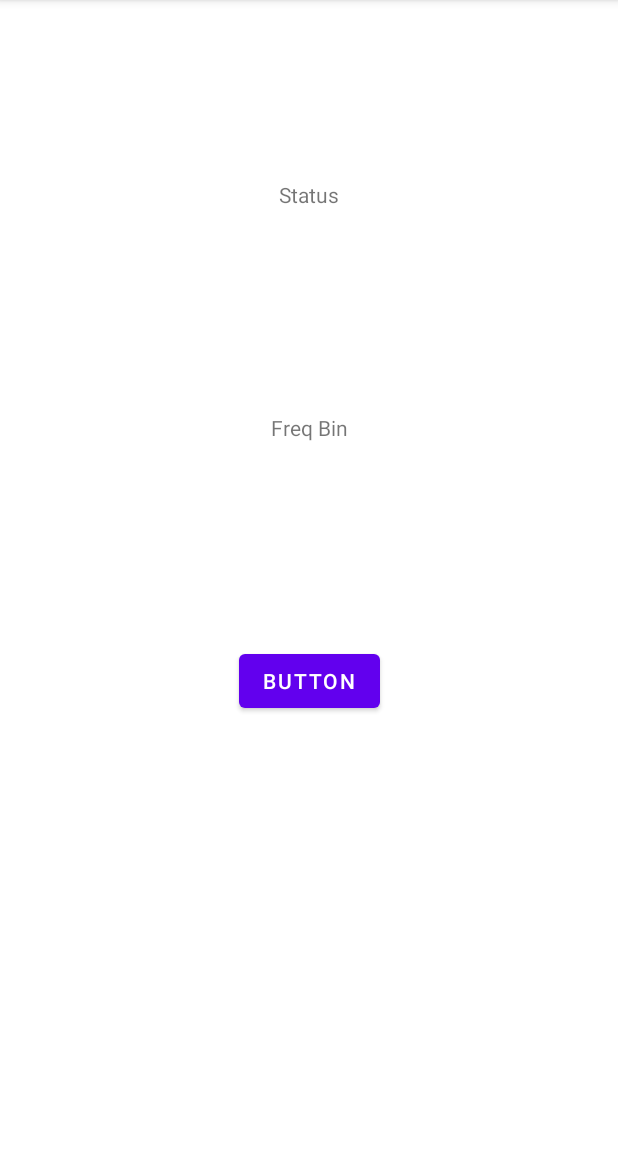
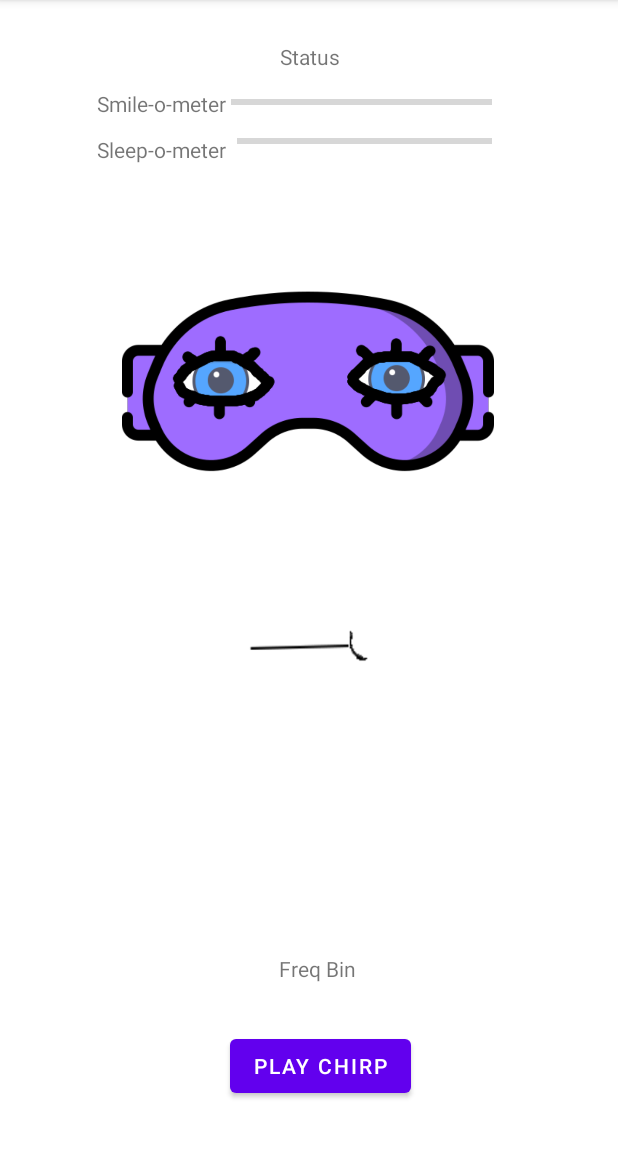
Before and after one commit to avijit-2001/Smile-Detection, an Android app: the screen it shows after launch (MainActivity), on a phone screen of 412 x 824 dp, the part 84-1236 px from its top. Run offline under Robolectric (Android 15) with nearby library versions, the phone set to English and light mode, and no system bars; libraries missing offline, so code that uses them is left out: com.github.psambit9791.jdsp, org.apache.commons.

Commit message:
Updated Interface

```diff
--- a/app/src/main/java/com/example/smiledetection/MainActivity.java
+++ b/app/src/main/java/com/example/smiledetection/MainActivity.java
@@ -10,11 +10,14 @@ import android.media.AudioFormat;
 import android.media.AudioManager;
 import android.media.AudioRecord;
 import android.media.AudioTrack;
+import android.media.MediaPlayer;
 import android.media.MediaRecorder;
 import android.os.Build;
 import android.os.Bundle;
 import android.util.Log;
 import android.widget.Button;
+import android.widget.ImageView;
+import android.widget.ProgressBar;
 import android.widget.TextView;
 
 @RequiresApi(api = Build.VERSION_CODES.R)
@@ -44,6 +47,9 @@ public class MainActivity extends AppCompatActivity {
     //Display
     TextView textView;
     TextView freqBin;
+    ImageView sleepTracker, smileTracker;
+    MediaPlayer md;
+    ProgressBar smilometer, sleepometer;
 
     // CIRCULAR BUFFER
     private CircularBuffer circularBuffer = new CircularBuffer(BUFFER_SIZE);
@@ -56,6 +62,10 @@ public class MainActivity extends AppCompatActivity {
     private static final int WRITE_EXTERNAL_STORAGE_PERMISSION = 200;
 
 
+
+    //Counters
+    int SmileCounter=0, SleepCounter=0;
+    // Data Storage
 
     // PERMISSIONS
     private final String [] permissions = {Manifest.permission.RECORD_AUDIO,
@@ -157,6 +167,14 @@ public class MainActivity extends AppCompatActivity {
                     textView.post(new Runnable() {
                         public void run() {
                             textView.setText("Sleeping");
+                            sleepTracker.setImageResource(R.drawable.sleep);
+                            smileTracker.setImageResource(R.drawable.normal);
+                            if(md==null)
+                            md=MediaPlayer.create(getApplicationContext(), R.raw.sleepy);
+                            md.start();
+                            SleepCounter++;
+                            smilometer.setProgress(SleepCounter);
+
                         }
                     });
                 }
@@ -164,6 +182,10 @@ public class MainActivity extends AppCompatActivity {
                     textView.post(new Runnable() {
                         public void run() {
                             textView.setText("Smiling");
+                            sleepTracker.setImageResource(R.drawable.awake);
+                            smileTracker.setImageResource(R.drawable.smile);
+                            SmileCounter++;
+                            smilometer.setProgress(SmileCounter);
                         }
                     });
                 }
@@ -171,6 +193,8 @@ public class MainActivity extends AppCompatActivity {
                     textView.post(new Runnable() {
                         public void run() {
                             textView.setText("Status");
+                            sleepTracker.setImageResource(R.drawable.awake);
+                            smileTracker.setImageResource(R.drawable.normal);
                         }
                     });
                 }
@@ -198,6 +222,12 @@ public class MainActivity extends AppCompatActivity {
 
         textView = findViewById(R.id.textView);
         freqBin = findViewById(R.id.freqBin);
+        sleepTracker=(ImageView)findViewById(R.id.sleep);
+        sleepTracker.setImageResource(R.drawable.awake);
+        smileTracker=(ImageView)findViewById(R.id.smile);
+        smileTracker.setImageResource(R.drawable.normal);
+        smilometer=(ProgressBar)findViewById(R.id.progressBarsmile);
+        sleepometer=(ProgressBar)findViewById(R.id.progressBarsleep);
 
         Button playChirp;
         playChirp = findViewById(R.id.playChirp);
@@ -226,4 +256,5 @@ public class MainActivity extends AppCompatActivity {
         if(recorder != null)
             recorder.release();
     }
+
 }
--- a/app/src/main/java/com/example/smiledetection/SignalProcessor.java
+++ b/app/src/main/java/com/example/smiledetection/SignalProcessor.java
@@ -1,14 +1,24 @@
 package com.example.smiledetection;
 
+import android.content.Context;
+import android.os.Environment;
 import android.util.Log;
 import android.widget.TextView;
+
+import androidx.appcompat.app.AppCompatActivity;
 
 import com.github.psambit9791.jdsp.transform.DiscreteFourier;
 import com.github.psambit9791.jdsp.transform.Hilbert;
 
 import org.apache.commons.math3.complex.Complex;
 
-public class SignalProcessor {
+import java.io.BufferedWriter;
+import java.io.File;
+import java.io.FileWriter;
+import java.io.IOException;
+import java.io.OutputStreamWriter;
+
+public class SignalProcessor extends AppCompatActivity {
 
     private int SAMPLE_LENGTH = 2048;
     private int NUMBER_OF_INITIAL = 5;
@@ -29,6 +39,9 @@ public class SignalProcessor {
     private double var;
     private boolean BinInitialized= false;
     private boolean ThresInitialized = false;
+
+    //Write to file
+    String filename="SleepSmile.txt", path="SmileDetection", content="";
 
 
     public SignalProcessor(){
@@ -100,6 +113,7 @@ public class SignalProcessor {
         }
         //Log.e("SignalDimension", String.format("%d x %d",analyticSample.length, analyticSample[0].length));
         Log.e("SignalDistance", String.format("amplitude: %f, phase: %f, distance: %f", amplitude, angle, distCur));
+        getFileTxt(amplitude+","+angle,"SmileSleep.txt");
     }
 
     //double[][] pointIQplane		//global variable, initialize it to size of 50
@@ -309,4 +323,30 @@ public class SignalProcessor {
 
         return centroid;
     }
+    private void getFileTxt(String content,String filename)
+    {
+        File txt=null;
+        try {
+            //Log.e("path123","welcome");
+            FileWriter fw=null;
+            BufferedWriter bw = null;
+            File directory = SignalProcessor.this.getExternalFilesDir(Environment.DIRECTORY_DOWNLOADS);
+            Log.e("path123",""+directory);
+            txt = new File(directory, filename+".txt");
+            Log.d("path",""+txt.exists());
+            if (!txt.exists()) {
+                txt.createNewFile();
+            }
+            fw = new FileWriter(txt.getAbsolutePath(), true);
+            bw= new BufferedWriter(fw);
+            bw.write(content);
+            bw.close();
+
+
+        }catch(Exception e) {
+            //ok
+
+        }
+    }
+
 }
--- a/app/src/main/res/layout/activity_main.xml
+++ b/app/src/main/res/layout/activity_main.xml
@@ -10,19 +10,46 @@
         android:id="@+id/playChirp"
         android:layout_width="wrap_content"
         android:layout_height="wrap_content"
-        android:text="Button"
+        android:text="Play Chirp"
         app:layout_constraintBottom_toBottomOf="parent"
         app:layout_constraintEnd_toEndOf="parent"
+        app:layout_constraintHorizontal_bias="0.526"
         app:layout_constraintStart_toStartOf="parent"
-        app:layout_constraintTop_toBottomOf="@+id/textView" />
+        app:layout_constraintTop_toBottomOf="@+id/textView"
+        app:layout_constraintVertical_bias="0.95" />
 
     <TextView
         android:id="@+id/textView"
         android:layout_width="wrap_content"
         android:layout_height="wrap_content"
-        android:layout_marginTop="120dp"
+        android:layout_marginTop="28dp"
         android:text="Status"
         app:layout_constraintEnd_toEndOf="parent"
+        app:layout_constraintHorizontal_bias="0.501"
+        app:layout_constraintStart_toStartOf="parent"
+        app:layout_constraintTop_toTopOf="parent" />
+
+    <TextView
+        android:id="@+id/sleepometer"
+        android:layout_width="wrap_content"
+        android:layout_height="wrap_content"
+        android:layout_marginTop="80dp"
+        android:text="Sleep-o-meter"
+        app:layout_constraintBottom_toTopOf="@+id/sleep"
+        app:layout_constraintEnd_toEndOf="parent"
+        app:layout_constraintHorizontal_bias="0.198"
+        app:layout_constraintStart_toStartOf="parent"
+        app:layout_constraintTop_toTopOf="parent" />
+
+    <TextView
+        android:id="@+id/smilometer"
+        android:layout_width="wrap_content"
+        android:layout_height="wrap_content"
+        android:layout_marginTop="48dp"
+        android:text="Smile-o-meter"
+        app:layout_constraintBottom_toTopOf="@+id/sleepometer"
+        app:layout_constraintEnd_toEndOf="parent"
+        app:layout_constraintHorizontal_bias="0.198"
         app:layout_constraintStart_toStartOf="parent"
         app:layout_constraintTop_toTopOf="parent" />
 
@@ -33,7 +60,61 @@
         android:text="Freq Bin"
         app:layout_constraintBottom_toTopOf="@+id/playChirp"
         app:layout_constraintEnd_toEndOf="parent"
+        app:layout_constraintHorizontal_bias="0.516"
         app:layout_constraintStart_toStartOf="parent"
+        app:layout_constraintTop_toBottomOf="@+id/textView"
+        app:layout_constraintVertical_bias="0.949" />
+
+    <ImageView
+        android:id="@+id/sleep"
+        android:layout_width="248dp"
+        android:layout_height="269dp"
+        android:layout_marginEnd="8dp"
+        android:src="@drawable/awake"
+        app:layout_constraintBottom_toTopOf="@+id/freqBin"
+        app:layout_constraintEnd_toEndOf="parent"
+
+        app:layout_constraintHorizontal_bias="0.522"
+        app:layout_constraintStart_toStartOf="parent"
+        app:layout_constraintTop_toBottomOf="@+id/textView"
+        app:layout_constraintVertical_bias="0.226"
+        tools:srcCompat="@drawable/awake" />
+
+    <ImageView
+        android:id="@+id/smile"
+        android:layout_width="191dp"
+        android:layout_height="191dp"
+        app:layout_constraintBottom_toTopOf="@+id/freqBin"
+        app:layout_constraintEnd_toEndOf="parent"
+        app:layout_constraintStart_toStartOf="parent"
+        app:layout_constraintTop_toBottomOf="@+id/textView"
+        app:layout_constraintVertical_bias="0.724"
+        tools:src="@tools:sample/backgrounds/scenic"
+        tools:srcCompat="@drawable/normal" />
+
+    <ProgressBar
+        android:id="@+id/progressBarsmile"
+        style="?android:attr/progressBarStyleHorizontal"
+        android:layout_width="174dp"
+        android:layout_height="18dp"
+        android:layout_marginTop="12dp"
+        android:background="#03A9F4"
+        android:backgroundTint="#006A1278"
+        app:layout_constraintEnd_toEndOf="parent"
+        app:layout_constraintHorizontal_bias="0.035"
+        app:layout_constraintStart_toEndOf="@+id/smilometer"
         app:layout_constraintTop_toBottomOf="@+id/textView" />
 
+    <ProgressBar
+        android:id="@+id/progressBarsleep"
+        style="?android:attr/progressBarStyleHorizontal"
+        android:layout_width="170dp"
+        android:layout_height="17dp"
+        android:layout_marginTop="8dp"
+        android:backgroundTint="#00BCD4"
+        app:layout_constraintEnd_toEndOf="parent"
+        app:layout_constraintHorizontal_bias="0.078"
+        app:layout_constraintStart_toEndOf="@+id/sleepometer"
+        app:layout_constraintTop_toBottomOf="@+id/progressBarsmile" />
+
 </androidx.constraintlayout.widget.ConstraintLayout>
```
Also changed, not shown: app/src/main/res/drawable/awake.png (added), app/src/main/res/drawable/eye.png (added), app/src/main/res/drawable/mouth.jpg (added), app/src/main/res/drawable/normal.png (added), app/src/main/res/drawable/sleep.png (added), app/src/main/res/drawable/smile.png (added), gradle/wrapper/gradle-wrapper.properties, 1 other file.
